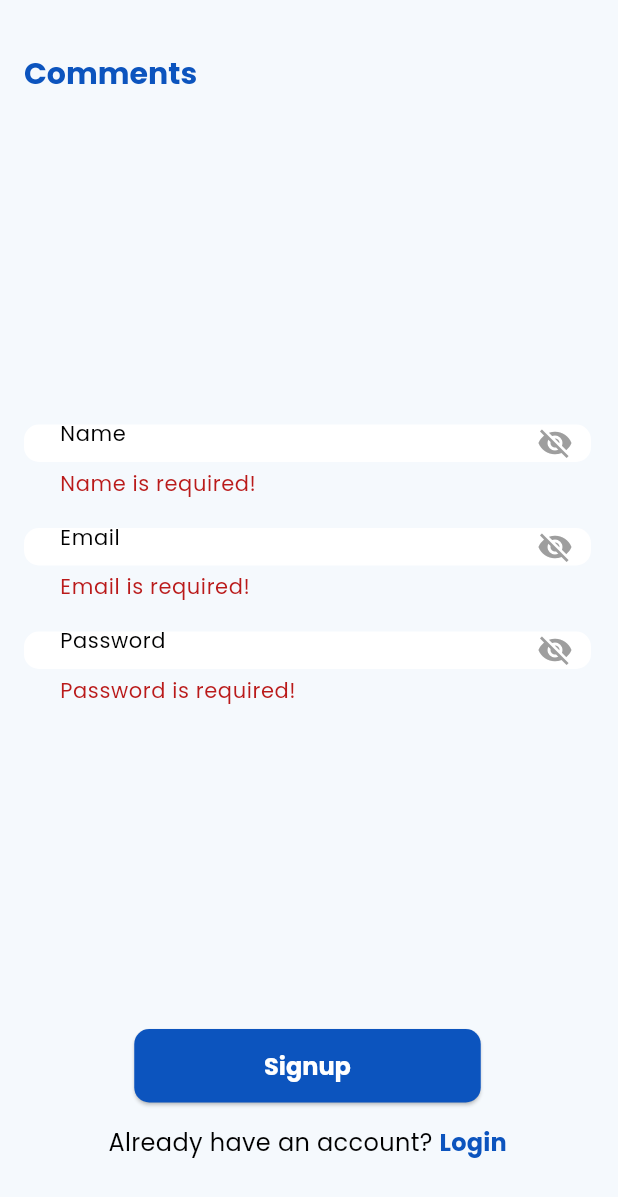
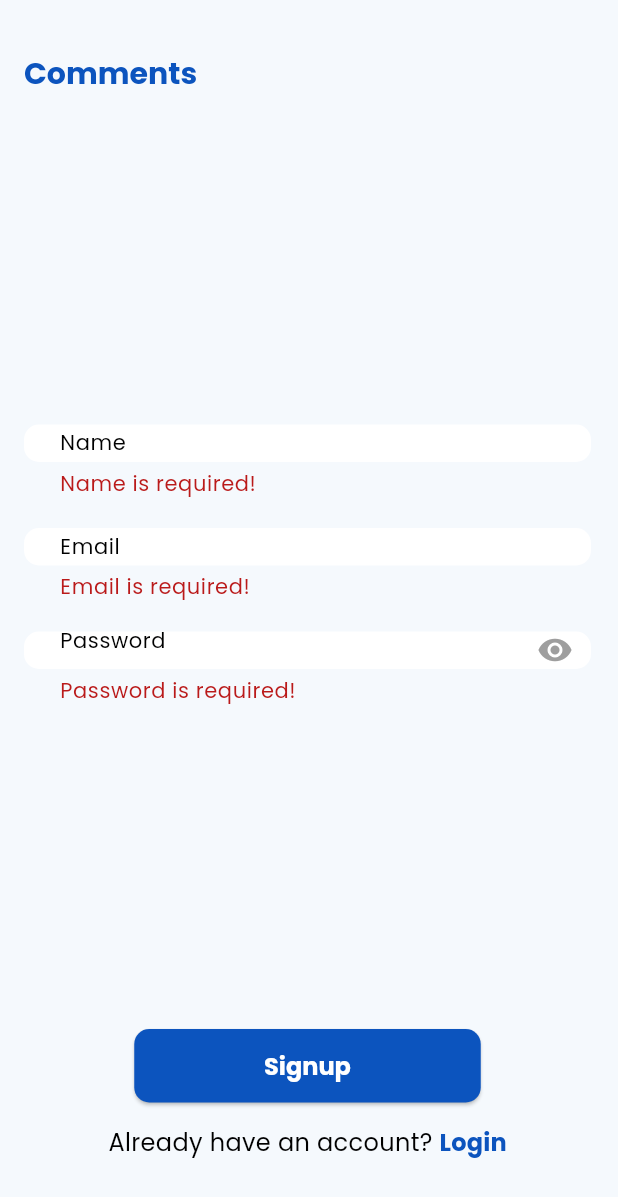
Before and after one commit to nik-05/lingoPandaAssignment, a Flutter app: the screen it shows after launch, after a tap on "Signup", on a phone screen of 412 x 824 dp. Shown: the top 1197 px of the screen. Run offline on Flutter 3.47's test engine with Material 3 defaults, Android fonts, the phone set to English and light mode, and no system bars; our stand-ins replace firebase_auth, firebase_core, firebase_remote_config, flutter_bloc; accounts and stored records are empty.

Commit message:
Auth Completed for the signup Page

```diff
--- a/lib/core/common_widgets/app_button.dart
+++ b/lib/core/common_widgets/app_button.dart
@@ -1,20 +1,26 @@
 import 'package:flutter/material.dart';
+import 'package:lingo_panda_assignment/core/config/theme_config.dart';
 
 class AppButton extends StatelessWidget {
   final VoidCallback onPressed;
   final String text;
+  final bool isLoading;
 
   const AppButton({
     super.key,
     required this.onPressed,
     required this.text,
+    this.isLoading = false,
   });
 
   @override
   Widget build(BuildContext context) {
     return ElevatedButton(
-      onPressed: onPressed,
-      child: Text(
+      // disable the on press when loading.
+      onPressed: isLoading ? null : onPressed,
+      child: isLoading ? CircularProgressIndicator(
+        color: Theme.of(context).colorScheme.onPrimary,
+      ) : Text(
         text,
         style:
             Theme.of(context).elevatedButtonTheme.style?.textStyle?.resolve({}),
--- a/lib/core/common_widgets/app_text_field.dart
+++ b/lib/core/common_widgets/app_text_field.dart
@@ -37,13 +37,13 @@ class _AppTextFieldState extends State<AppTextField> {
 
   // if textField is not obscured then will show nothing, else will show icons accordingly
   Widget? get passwordIcon =>
-      widget.isObscureText ? null : GestureDetector(
+      widget.isObscureText ? GestureDetector(
         onTap: passwordIconOnTapFunction,
         child: Icon(
           obscureText ? Icons.visibility : Icons.visibility_off,
           color: Colors.grey,
         ),
-      );
+      ) : null;
 
   @override
   Widget build(BuildContext context) {
--- a/lib/core/config/theme_config.dart
+++ b/lib/core/config/theme_config.dart
@@ -38,8 +38,7 @@ class ThemeConfig {
     ),
     inputDecorationTheme: InputDecorationTheme(
       constraints: const BoxConstraints(minHeight: 35, maxHeight: 50),
-      contentPadding: const EdgeInsets.only(bottom: 0, left: 20),
-      errorMaxLines: 2,
+      contentPadding: const EdgeInsets.only(left: 20),
       filled: true,
       fillColor: Colors.white,
       border: inputBorder,
--- /dev/null
+++ b/lib/features/auth/bloc/auth_bloc.dart
@@ -0,0 +1,61 @@
+import 'package:firebase_auth/firebase_auth.dart';
+import 'package:flutter_bloc/flutter_bloc.dart';
+import 'package:lingo_panda_assignment/features/auth/services/auth_services.dart';
+
+part 'auth_state.dart';
+
+part 'auth_event.dart';
+
+class AuthBloc extends Bloc<AuthEvent, AuthState> {
+  // Not following clean Architecture and DI due to time constraints...
+  final AuthServices authService = AuthServices();
+
+  AuthBloc() : super(AuthInitial()) {
+    on<AuthLogin>(_authLogin);
+    on<AuthSignup>(_authSignup);
+    on<AuthCheckUser>(_authCheckUser);
+  }
+
+  void _authLogin(AuthLogin event, emit) async {
+    emit(AuthLoading());
+
+    try {
+      final user = await authService.loginWithEmailAndPassword(
+          email: event.email, password: event.password);
+      if (user != null) {
+        emit(AuthUserLogin(
+          user: user,
+        ));
+      } else {
+        emit(AuthErrorState('Something went wrong'));
+      }
+    } catch (e) {
+      emit(AuthErrorState(e.toString()));
+    }
+  }
+
+  void _authSignup(AuthSignup event, emit) async {
+    emit(AuthLoading());
+    try {
+      final user = await authService.signUpWithEmailAndPassword(
+          name: event.name, email: event.email, password: event.password);
+
+      if(user != null) {
+        emit(AuthUserLogin(user: user));
+      } else {
+        emit(AuthErrorState('Something went wrong'));
+      }
+    } catch (e) {
+      emit(AuthErrorState(e.toString()));
+    }
+  }
+
+  void _authCheckUser(AuthCheckUser event, emit) async {
+    final user = await authService.checkUserLoggedIn();
+    if(user != null) {
+      emit(AuthUserLogin(user: user));
+    } else {
+      emit(AuthLogout());
+    }
+  }
+}
--- /dev/null
+++ b/lib/features/auth/bloc/auth_event.dart
@@ -0,0 +1,24 @@
+part of 'auth_bloc.dart';
+
+abstract class AuthEvent {}
+
+class AuthSignup extends AuthEvent {
+  final String name;
+  final String email;
+  final String password;
+
+  AuthSignup({
+    required this.name,
+    required this.email,
+    required this.password,
+  });
+}
+
+class AuthLogin extends AuthEvent {
+  final String email;
+  final String password;
+
+  AuthLogin({required this.email, required this.password});
+}
+
+class AuthCheckUser extends AuthEvent {}
--- /dev/null
+++ b/lib/features/auth/bloc/auth_state.dart
@@ -0,0 +1,21 @@
+part of 'auth_bloc.dart';
+
+abstract class AuthState {}
+
+class AuthInitial extends AuthState {}
+
+class AuthLoading extends AuthState {}
+
+class AuthUserLogin extends AuthState {
+  final User user;
+
+  AuthUserLogin({required this.user});
+}
+
+class AuthLogout extends AuthState {}
+
+class AuthErrorState extends AuthState {
+  final String message;
+
+  AuthErrorState(this.message);
+}
--- a/lib/features/auth/screens/sign_up_screen.dart
+++ b/lib/features/auth/screens/sign_up_screen.dart
@@ -1,8 +1,12 @@
 import 'package:flutter/material.dart';
+import 'package:flutter_bloc/flutter_bloc.dart';
 import 'package:lingo_panda_assignment/core/common_widgets/app_button.dart';
 import 'package:lingo_panda_assignment/core/common_widgets/app_text_field.dart';
+import 'package:lingo_panda_assignment/core/utils/custom_alerts.dart';
 import 'package:lingo_panda_assignment/core/utils/form_validator.dart';
+import 'package:lingo_panda_assignment/features/auth/bloc/auth_bloc.dart';
 import 'package:lingo_panda_assignment/features/auth/widgets/auth_redirect_text.dart';
+import 'package:lingo_panda_assignment/features/comments/screens/comment_screen.dart';
 
 class SignUpScreen extends StatefulWidget {
   const SignUpScreen({super.key});
@@ -21,21 +25,32 @@ class _SignUpScreenState extends State<SignUpScreen> {
 
   // Signup Function
   void signup() {
-    print('hello there');
-    if(formKey.currentState!.validate()) {
-      // Call the API to signup
+    if (formKey.currentState!.validate()) {
+      BlocProvider.of<AuthBloc>(context).add(AuthSignup(
+          name: nameController.text.trim(),
+          email: emailController.text.trim(),
+          password: passwordController.text));
     }
   }
 
   @override
   Widget build(BuildContext context) {
+    return BlocConsumer<AuthBloc, AuthState>(
+      listener: (context, state) {
+        if (state is AuthErrorState) {
+          CustomAlerts.showSnackBar(context, state.message);
+        } else if (state is AuthUserLogin) {
+          Navigator.push(context, CommentScreen.route());
+        }
+      },
+      builder: (context, state) {
         return Scaffold(
           body: SafeArea(
             child: Form(
               key: formKey,
               child: Padding(
-            padding:
-                const EdgeInsets.only(left: 16, right: 18, top: 30, bottom: 51),
+                padding: const EdgeInsets.only(
+                    left: 16, right: 18, top: 30, bottom: 51),
                 child: Column(
                   mainAxisAlignment: MainAxisAlignment.spaceBetween,
                   crossAxisAlignment: CrossAxisAlignment.center,
@@ -48,7 +63,6 @@ class _SignUpScreenState extends State<SignUpScreen> {
                     Column(
                       mainAxisAlignment: MainAxisAlignment.start,
                       crossAxisAlignment: CrossAxisAlignment.center,
-                  mainAxisSize: MainAxisSize.min,
                       children: [
                         AppTextField(
                           controller: nameController,
@@ -66,6 +80,7 @@ class _SignUpScreenState extends State<SignUpScreen> {
                           controller: passwordController,
                           hintText: 'Password',
                           validator: FormValidator.passwordValidator,
+                          isObscureText: true,
                         ),
                       ],
                     ),
@@ -73,7 +88,11 @@ class _SignUpScreenState extends State<SignUpScreen> {
                       mainAxisAlignment: MainAxisAlignment.start,
                       mainAxisSize: MainAxisSize.min,
                       children: [
-                    AppButton(onPressed: signup, text: 'Signup'),
+                        AppButton(
+                          onPressed: signup,
+                          isLoading: state is AuthLoading,
+                          text: 'Signup',
+                        ),
                         const SizedBox(height: 14),
                         AuthRedirectText(
                           onTap: () {},
@@ -88,5 +107,7 @@ class _SignUpScreenState extends State<SignUpScreen> {
             ),
           ),
         );
+      },
+    );
   }
 }
--- a/lib/main.dart
+++ b/lib/main.dart
@@ -1,15 +1,36 @@
 import 'package:firebase_core/firebase_core.dart';
+import 'package:firebase_remote_config/firebase_remote_config.dart';
 import 'package:flutter/material.dart';
+import 'package:flutter_bloc/flutter_bloc.dart';
 import 'package:lingo_panda_assignment/core/config/theme_config.dart';
+import 'package:lingo_panda_assignment/features/auth/bloc/auth_bloc.dart';
 import 'package:lingo_panda_assignment/features/auth/screens/sign_up_screen.dart';
+import 'package:lingo_panda_assignment/features/auth/services/auth_services.dart';
+import 'package:lingo_panda_assignment/features/comments/screens/comment_screen.dart';
 import 'package:lingo_panda_assignment/firebase_options.dart';
 
 void main() async {
   WidgetsFlutterBinding.ensureInitialized();
   await Firebase.initializeApp(
     options: DefaultFirebaseOptions.currentPlatform,
-  );
+  ).then((val) {
+    // this will setup remote config when the firebase is setup.
+    // this will slow the app for a bit but it's okay because it's a one time thing
+    // in future we can run an isolate on it to make it faster.
+    // I don't have time to do that now.
+    setupRemoteConfig();
+  });
   runApp(const MyApp());
+}
+
+
+/// [setupRemoteConfig] is used to setup the remote config for the app and get the values from the remote config
+void setupRemoteConfig() async {
+  final config = FirebaseRemoteConfig.instance;
+
+  await config.setDefaults({'showFullEmail': false});
+
+  await config.fetchAndActivate();
 }
 
 class MyApp extends StatefulWidget {
@@ -21,9 +42,16 @@ class MyApp extends StatefulWidget {
 
 class _MyAppState extends State<MyApp> {
   // This widget is the root of your application.
+
   @override
   Widget build(BuildContext context) {
-    return MaterialApp(
+    // checking if the user is already logged in or not
+
+    return MultiBlocProvider(
+      providers: [
+        BlocProvider(create: (context) => AuthBloc()),
+      ],
+      child: MaterialApp(
         title: 'LingoPanda Assignment',
         // Using the light theme as default
         // There is no dark theme in the app, so we can use the light theme directly
@@ -34,7 +62,22 @@ class _MyAppState extends State<MyApp> {
         // in future if we want to add toggle button -> Use Provider with ChangeAppNotifier to change the theme
         themeMode: ThemeConfig.isDark ? ThemeMode.dark : ThemeMode.light,
         // By default Screen is signup screen.
-      home: const SignUpScreen(),
+        home: BlocBuilder<AuthBloc, AuthState>(
+          builder: (context, state) {
+            // will constantly check if the user is logged in or not.
+            BlocProvider.of<AuthBloc>(context).add(AuthCheckUser());
+
+            // return the screen accordingly.
+            if(state is AuthInitial || state is AuthLogout) {
+              return const SignUpScreen();
+            } else if(state is AuthUserLogin) {
+              return const CommentScreen();
+            } else {
+              return Container();
+            }
+          },
+        ),
+      ),
     );
   }
 }
```
Also changed, not shown: lib/features/auth/services/auth_services.dart (added, +67 -0 lines), lib/features/comments/screens/comment_screen.dart (added, +15 -0 lines). Lines whose indentation alone changed are shown as unchanged.
